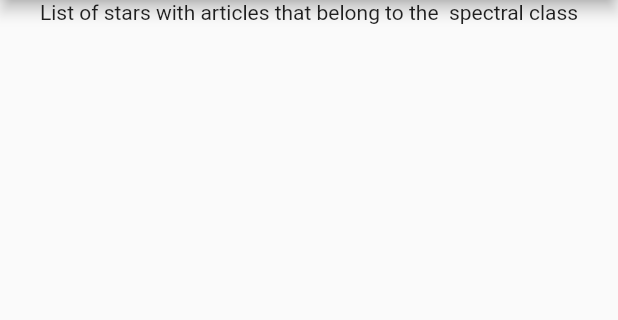
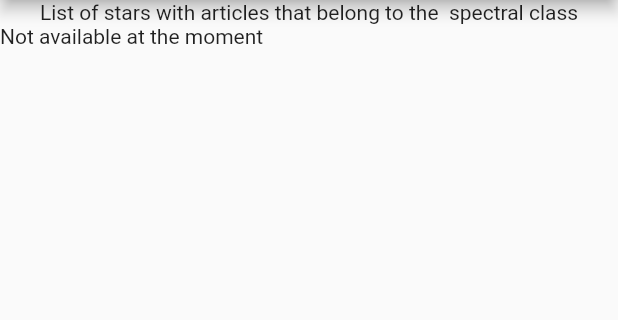
Before and after one commit to srizzo8/starexpedition, a Flutter app: the listForSpectralClassesPage screen opened directly, on a phone screen of 412 x 824 dp, the part 84-404 px from its top. Run offline on Flutter 3.47's test engine with Material 2 defaults, Android fonts, the phone set to English and light mode, and no system bars; our stand-ins replace firebase_core, firebase_database; accounts and stored records are empty.

Commit message:
I made the list of stars that belong to a certain spectral class appear in the listForSpectralClassesPageState page with the spectralClassListInformation method.

```diff
--- a/lib/spectralClassPage.dart
+++ b/lib/spectralClassPage.dart
@@ -361,9 +361,41 @@ class listForSpectralClassesPageState extends State<listForSpectralClassesPage>{
           Container(
             alignment: Alignment.topCenter,
             child: Text("List of stars with articles that belong to the " + mySpectralClass + " spectral class"),
-          )
+          ),
+          Container(
+            height: 100,
+            width: 360,
+            child: spectralClassListInformation(),
+          ),
         ]
       )
     );
   }
+  Text spectralClassListInformation(){
+    Text myContainerText = Text("Not available at the moment");
+    switch(mySpectralClass){
+      case "M":
+        myContainerText = Text(fullListOfStars[0].toString());
+        break;
+      case "K":
+        myContainerText = Text(fullListOfStars[1].toString());
+        break;
+      case "G":
+        myContainerText = Text(fullListOfStars[2].toString());
+        break;
+      case "F":
+        myContainerText = Text(fullListOfStars[3].toString());
+        break;
+      case "A":
+        myContainerText = Text(fullListOfStars[4].toString());
+        break;
+      case "B":
+        myContainerText = Text(fullListOfStars[5].toString());
+        break;
+      case "O":
+        myContainerText = Text(fullListOfStars[6].toString());
+        break;
+    }
+    return myContainerText;
+  }
 }
```
